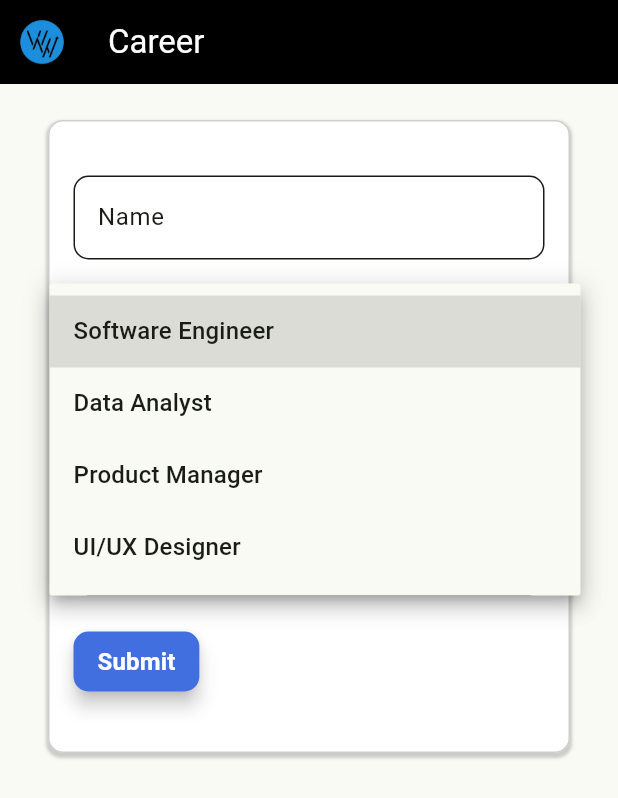
After one commit to Najmuddin78/card, a Flutter app: the CareerPage screen opened directly, after a tap on "Job Title", on a phone screen of 412 x 824 dp. The commit adds this screen. Shown: the top 798 px of the screen. Run offline on Flutter 3.47's test engine with Material 3 defaults, Android fonts, the phone set to English and light mode, and no system bars; our stand-ins replace curved_navigation_bar, flutter_colorpicker, image_picker, modal_progress_hud_nsn, shared_preferences; accounts and stored records are empty.

Commit message:
add new page

```diff
--- /dev/null
+++ b/lib/screens/career.dart
@@ -0,0 +1,188 @@
+import 'package:flutter/material.dart';
+
+class CareerPage extends StatefulWidget {
+  const CareerPage({Key? key}) : super(key: key);
+
+  @override
+  State<CareerPage> createState() => _CareerPageState();
+}
+
+class _CareerPageState extends State<CareerPage> {
+  // Define variables to store the user input
+  String? _name;
+  String? _jobTitle;
+  String? _companyName;
+  String? _contactInfo;
+
+  // List of job titles for the dropdown
+  final List<String> _jobTitles = [
+    'Software Engineer',
+    'Data Analyst',
+    'Product Manager',
+    'UI/UX Designer',
+    // Add more job titles as needed
+  ];
+
+  @override
+  Widget build(BuildContext context) {
+    return Scaffold(
+      appBar: AppBar(
+        title: const Text('Career'),
+        leading: Image.asset(
+          'assets/images/logo.png',
+          width: 40,
+          height: 40,
+        ),
+        backgroundColor: Colors.black,
+        foregroundColor: Colors.white,
+      ),
+      body: SingleChildScrollView(
+        child: Padding(
+          padding: const EdgeInsets.all(16.0),
+          child: Column(
+            crossAxisAlignment: CrossAxisAlignment.start,
+            children: [
+              Container(
+                decoration: BoxDecoration(
+                  color: Colors.white,
+                  borderRadius: BorderRadius.circular(10.0),
+                  boxShadow: [
+                    BoxShadow(
+                      color: Colors.grey.withOpacity(0.5),
+                      spreadRadius: 1,
+                      blurRadius: 1,
+                      offset: const Offset(0, 2),
+                    ),
+                  ],
+                  border: Border.all(
+                    color: Colors.grey.withOpacity(0.5),
+                    width: 1.0,
+                  ),
+                ),
+                margin: EdgeInsets.symmetric(horizontal: 16.0, vertical: 8.0),
+                child: Padding(
+                  padding: const EdgeInsets.all(16),
+                  child: Column(
+                    crossAxisAlignment: CrossAxisAlignment.start,
+                    children: [
+                      const SizedBox(height: 20),
+                      _buildTextField(
+                        labelText: 'Name',
+                        onChanged: (value) {
+                          setState(() {
+                            _name = value;
+                          });
+                        },
+                      ),
+                      const SizedBox(height: 20),
+                      _buildDropdown(
+                        labelText: 'Job Title',
+                        value: _jobTitle,
+                        items: _jobTitles,
+                        onChanged: (value) {
+                          setState(() {
+                            _jobTitle = value;
+                          });
+                        },
+                      ),
+                      _buildTextField(
+                        labelText: 'Company Name',
+                        onChanged: (value) {
+                          setState(() {
+                            _companyName = value;
+                          });
+                        },
+                      ),
+                      const SizedBox(height: 20),
+                      _buildTextField(
+                        labelText: 'Contact Information',
+                        onChanged: (value) {
+                          setState(() {
+                            _contactInfo = value;
+                          });
+                        },
+                      ),
+                      const SizedBox(height: 20),
+                      _buildButton(
+                        onPressed: () {
+                          // Handle form submission here
+                          // You can use the _name, _jobTitle, _companyName, and _contactInfo variables
+                        },
+                        text: 'Submit',
+                      ),
+                      const SizedBox(height: 20)
+                    ],
+                  ),
+                ),
+              ),
+            ],
+          ),
+        ),
+      ),
+    );
+  }
+
+  Widget _buildTextField({
+    required String labelText,
+    required ValueChanged<String> onChanged,
+  }) {
+    return TextFormField(
+      decoration: InputDecoration(
+        hintText: labelText,
+        border: OutlineInputBorder(
+          borderRadius: BorderRadius.circular(10.0),
+        ),
+      ),
+      onChanged: onChanged,
+    );
+  }
+
+  Widget _buildDropdown({
+    required String labelText,
+    required String? value,
+    required List<String> items,
+    required ValueChanged<String?> onChanged,
+  }) {
+    return Column(
+      crossAxisAlignment: CrossAxisAlignment.start,
+      children: [
+        DropdownButtonFormField<String>(
+          value: value,
+          decoration: InputDecoration(
+            labelText: labelText,
+            border: OutlineInputBorder(
+              borderRadius: BorderRadius.circular(10.0),
+            ),
+          ),
+          items: items.map((String item) {
+            return DropdownMenuItem<String>(
+              value: item,
+              child: Text(item),
+            );
+          }).toList(),
+          onChanged: onChanged,
+        ),
+        const SizedBox(height: 16.0),
+      ],
+    );
+  }
+
+  Widget _buildButton({required VoidCallback onPressed, required String text}) {
+    return ElevatedButton(
+      onPressed: onPressed,
+      style: ElevatedButton.styleFrom(
+        padding: const EdgeInsets.symmetric(horizontal: 16.0, vertical: 8.0),
+        shape: RoundedRectangleBorder(
+          borderRadius: BorderRadius.circular(10),
+        ),
+      ),
+      child: Text(
+        text,
+        style: const TextStyle(
+          fontSize: 16,
+          fontWeight: FontWeight.bold,
+        ),
+      ),
+    );
+  }
+}
--- a/lib/screens/navigation_screen.dart
+++ b/lib/screens/navigation_screen.dart
@@ -3,6 +3,7 @@ import 'package:flutter/material.dart';
 import 'package:card/screens/aboutus_screen.dart';
 import 'package:card/screens/contactus_screen.dart';
 import 'package:card/screens/home_screen.dart';
+import 'package:card/screens/career.dart';
 import 'package:card/screens/paymentdetails_screen.dart';
 import 'package:card/screens/portolio_screen.dart';
 import 'package:card/screens/service_screen.dart';
@@ -27,6 +28,7 @@ class _NavigationScreenState extends State<NavigationScreen> {
     const PortfolioScreen(),
     const PaymentDetailsScreen(),
     const ContactUsScreen(),
+    const CareerPage(),
   ];
 
   @override
@@ -57,6 +59,7 @@ class _NavigationScreenState extends State<NavigationScreen> {
                     _buildNavItem(Icons.business, 'Portfolio'),
                     _buildNavItem(Icons.payment, 'Payment'),
                     _buildNavItem(Icons.contact_page, 'Contact'),
+                    _buildNavItem(Icons.abc, 'Career'),
                   ],
                   onTap: (index) {
                     setState(() {
```
